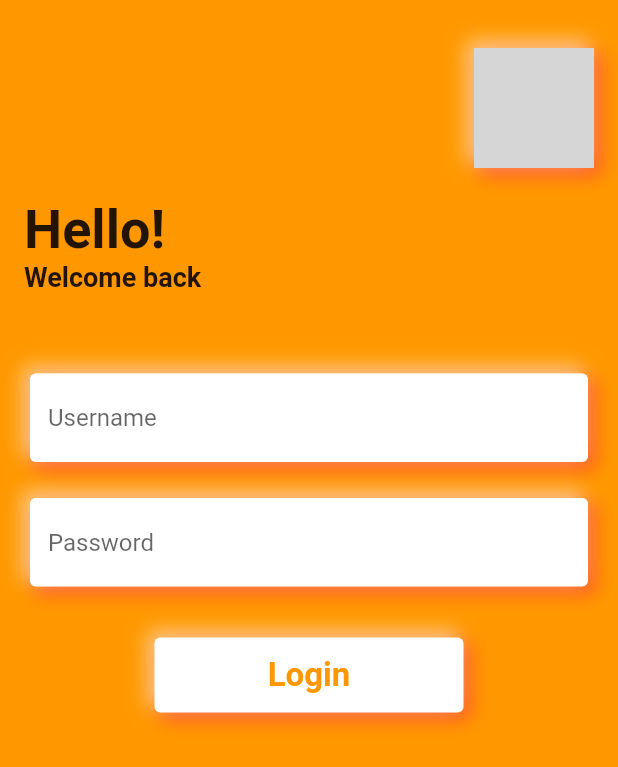
After one commit to rifathossain82/flutter_ui_challenge, a Flutter app: the HomeSeven screen opened directly, on a phone screen of 412 x 824 dp. The commit adds this screen. Shown: the top 767 px of the screen. Run offline on Flutter 3.47's test engine with Material 2 defaults, Android fonts, the phone set to English and light mode, and no system bars; network calls fail; grey boxes are pictures that could not be loaded.

Commit message:
added ui seven

```diff
--- a/lib/main.dart
+++ b/lib/main.dart
@@ -1,9 +1,8 @@
 import 'package:flutter/material.dart';
 import 'package:flutter_ui_chellange/src/home/homepage.dart';
-import 'package:flutter_ui_chellange/src/ui_challenge_one/homeOne.dart';
 
 void main(){
-  runApp(MyApp());
+  runApp(const MyApp());
 }
 
 class MyApp extends StatelessWidget {
--- /dev/null
+++ b/lib/src/ui_challenge_seven/home_seven.dart
@@ -0,0 +1,151 @@
+import 'package:flutter/material.dart';
+
+
+class HomeSeven extends StatelessWidget {
+  HomeSeven({Key? key}) : super(key: key);
+
+  @override
+  Widget build(BuildContext context) {
+    final size=MediaQuery.of(context).size;
+    return Scaffold(
+      backgroundColor: Colors.orange,
+      body: SafeArea(
+        child: Padding(
+          padding: const EdgeInsets.only(left: 16, right: 16, top: 16),
+          child: SingleChildScrollView(
+            child: Column(
+              crossAxisAlignment: CrossAxisAlignment.start,
+              children: [
+
+                //fingerprint button
+                const SizedBox(height: 16,),
+                Align(
+                  alignment: Alignment.centerRight,
+                  child: Container(
+                    height: 80,
+                    width: 80,
+                    decoration: BoxDecoration(
+                      borderRadius: BorderRadius.circular(4),
+                      boxShadow: shadows,
+                      image: const DecorationImage(
+                        image: NetworkImage('https://img.freepik.com/free-vector/finger-print-fingerprint-lock-secure-security-logo-icon-template_7688-1386.jpg')
+                      )
+                    ),
+                  ),
+                ),
+
+                //hello and welcome text
+                const SizedBox(height: 20,),
+                Column(
+                  crossAxisAlignment: CrossAxisAlignment.start,
+                  children: const [
+                    Text(
+                      'Hello!',
+                      style: TextStyle(
+                        fontSize: 36,
+                        fontWeight: FontWeight.w700,
+                      ),
+                    ),
+                    Text(
+                      'Welcome back',
+                      style: TextStyle(
+                        fontSize: 18,
+                        fontWeight: FontWeight.w700,
+                      ),
+                    ),
+                  ],
+                ),
+
+                //username and password textField
+                const SizedBox(height: 50,),
+                Column(
+                  children: [
+                    Card(
+                      elevation: 0,
+                      child: Container(
+                        decoration: BoxDecoration(
+                          borderRadius: BorderRadius.circular(4),
+                          boxShadow: shadows,
+                        ),
+                        child: const TextField(
+                          cursorColor: Colors.orange,
+                          decoration: InputDecoration(
+                              hintText: 'Username',
+                              fillColor: Colors.white,
+                              filled: true,
+                            border: OutlineInputBorder(borderSide: BorderSide.none),
+                          ),
+                        ),
+                      ),
+                    ),
+
+                    const SizedBox(height: 16,),
+
+                    Card(
+                      elevation: 0,
+                      child: Container(
+                        decoration: BoxDecoration(
+                          borderRadius: BorderRadius.circular(4),
+                          boxShadow: shadows,
+                        ),
+                        child: const TextField(
+                          keyboardType: TextInputType.visiblePassword,
+                          cursorColor: Colors.orange,
+                          decoration: InputDecoration(
+                            hintText: 'Password',
+                            fillColor: Colors.white,
+                            filled: true,
+                            border: OutlineInputBorder(borderSide: BorderSide.none),
+                          ),
+                        ),
+                      ),
+                    ),
+                  ],
+                ),
+
+                //login button
+                const SizedBox(height: 30,),
+                Align(
+                  alignment: Alignment.topCenter,
+                  child: Container(
+                    height: 50,
+                    width: size.width*0.5,
+                    alignment: Alignment.center,
+                    decoration: BoxDecoration(
+                        borderRadius: BorderRadius.circular(4),
+                        color: Colors.white,
+                        boxShadow: shadows,
+                    ),
+                    child: const Text(
+                      'Login',
+                      style: TextStyle(
+                        fontSize: 22,
+                        fontWeight: FontWeight.w700,
+                        color: Colors.orange
+                      ),
+                    ),
+                  ),
+                ),
+              ],
+            ),
+          ),
+        ),
+      ),
+    );
+  }
+
+  final List<BoxShadow> shadows=[
+    const BoxShadow(
+      color: Colors.deepOrange,
+      blurRadius: 10,
+      offset: Offset(4, 4),
+      spreadRadius: 1
+    ),
+    BoxShadow(
+        color: Colors.white.withOpacity(0.5),
+        blurRadius: 10,
+        offset: const Offset(-4, -4),
+        spreadRadius: 1
+    )
+  ];
+}
```
Also changed, not shown: lib/src/home/homepage.dart (+9 -6 lines), lib/src/ui_challenge_one/homeOne.dart (+7 -8 lines), lib/src/ui_challenge_six/all_song.dart (+11 -12 lines), lib/src/ui_challenge_six/home_six.dart (+17 -17 lines), lib/src/ui_challenge_three/homeThree.dart (+10 -10 lines), lib/src/ui_challenge_three/nextThree.dart (+22 -24 lines), lib/src/ui_challenge_two/homeTow.dart (+11 -13 lines).
